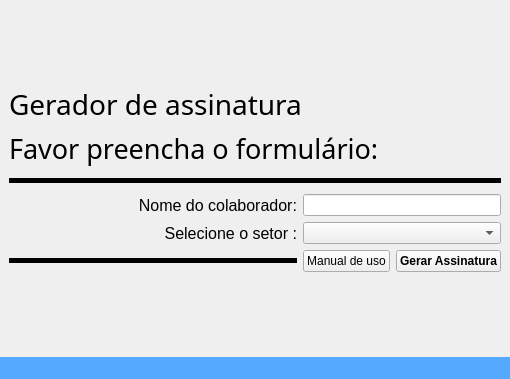
Sl3nc/Assinatura_Auto, file code/src/ui/window_ass.ui: the form before one commit.
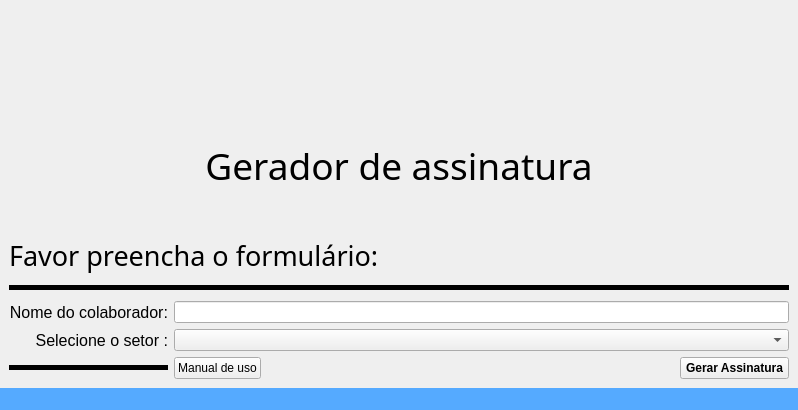
The form after the commit. Icons and pictures are not drawn.

The edit to the form file:
```diff
--- a/code/src/ui/window_ass.ui
+++ b/code/src/ui/window_ass.ui
@@ -6,8 +6,8 @@
    <rect>
     <x>0</x>
     <y>0</y>
-    <width>510</width>
-    <height>379</height>
+    <width>798</width>
+    <height>410</height>
    </rect>
   </property>
   <property name="windowTitle">
@@ -17,7 +17,85 @@
    <layout class="QGridLayout" name="gridLayout_2">
     <item row="0" column="0">
      <layout class="QGridLayout" name="gridLayout">
-      <item row="5" column="2">
+      <item row="7" column="0">
+       <widget class="Line" name="line_2">
+        <property name="minimumSize">
+         <size>
+          <width>0</width>
+          <height>15</height>
+         </size>
+        </property>
+        <property name="maximumSize">
+         <size>
+          <width>16777214</width>
+          <height>16777215</height>
+         </size>
+        </property>
+        <property name="frameShadow">
+         <enum>QFrame::Shadow::Plain</enum>
+        </property>
+        <property name="lineWidth">
+         <number>5</number>
+        </property>
+        <property name="orientation">
+         <enum>Qt::Orientation::Horizontal</enum>
+        </property>
+       </widget>
+      </item>
+      <item row="6" column="1" colspan="2">
+       <widget class="QComboBox" name="comboBox"/>
+      </item>
+      <item row="1" column="0" colspan="3" alignment="">
+       <widget class="QLabel" name="label">
+        <property name="sizePolicy">
+         <sizepolicy hsizetype="Expanding" vsizetype="Maximum">
+          <horstretch>0</horstretch>
+          <verstretch>0</verstretch>
+         </sizepolicy>
+        </property>
+        <property name="font">
+         <font>
+          <family>Arial Rounded MT Bold</family>
+          <pointsize>28</pointsize>
+         </font>
+        </property>
+        <property name="layoutDirection">
+         <enum>Qt::LayoutDirection::LeftToRight</enum>
+        </property>
+        <property name="text">
+         <string>Gerador de assinatura</string>
+        </property>
+        <property name="alignment">
+         <set>Qt::AlignmentFlag::AlignCenter</set>
+        </property>
+       </widget>
+      </item>
+      <item row="4" column="0" colspan="3">
+       <widget class="Line" name="line">
+        <property name="sizePolicy">
+         <sizepolicy hsizetype="Minimum" vsizetype="Fixed">
+          <horstretch>0</horstretch>
+          <verstretch>0</verstretch>
+         </sizepolicy>
+        </property>
+        <property name="minimumSize">
+         <size>
+          <width>0</width>
+          <height>15</height>
+         </size>
+        </property>
+        <property name="frameShadow">
+         <enum>QFrame::Shadow::Plain</enum>
+        </property>
+        <property name="lineWidth">
+         <number>5</number>
+        </property>
+        <property name="orientation">
+         <enum>Qt::Orientation::Horizontal</enum>
+        </property>
+       </widget>
+      </item>
+      <item row="7" column="2">
        <widget class="QPushButton" name="pushButton">
         <property name="sizePolicy">
          <sizepolicy hsizetype="Minimum" vsizetype="Minimum">
@@ -41,79 +119,26 @@
         </property>
        </widget>
       </item>
-      <item row="1" column="0" colspan="3">
-       <widget class="QLabel" name="label_4">
-        <property name="sizePolicy">
-         <sizepolicy hsizetype="Preferred" vsizetype="Maximum">
-          <horstretch>0</horstretch>
-          <verstretch>0</verstretch>
-         </sizepolicy>
-        </property>
-        <property name="font">
-         <font>
-          <family>Tw Cen MT</family>
-          <pointsize>20</pointsize>
-         </font>
-        </property>
-        <property name="text">
-         <string>Favor preencha o formulário:</string>
-        </property>
-        <property name="alignment">
-         <set>Qt::AlignmentFlag::AlignBottom|Qt::AlignmentFlag::AlignLeading|Qt::AlignmentFlag::AlignLeft</set>
-        </property>
-        <property name="margin">
-         <number>0</number>
-        </property>
-       </widget>
-      </item>
-      <item row="3" column="1" colspan="2">
+      <item row="5" column="1" colspan="2">
        <widget class="QLineEdit" name="lineEdit"/>
       </item>
-      <item row="2" column="0" colspan="3">
-       <widget class="Line" name="line">
-        <property name="sizePolicy">
-         <sizepolicy hsizetype="Minimum" vsizetype="Fixed">
-          <horstretch>0</horstretch>
-          <verstretch>0</verstretch>
-         </sizepolicy>
+      <item row="2" column="0">
+       <spacer name="verticalSpacer">
+        <property name="orientation">
+         <enum>Qt::Orientation::Vertical</enum>
         </property>
-        <property name="minimumSize">
+        <property name="sizeType">
+         <enum>QSizePolicy::Policy::Minimum</enum>
+        </property>
+        <property name="sizeHint" stdset="0">
          <size>
-          <width>0</width>
-          <height>15</height>
+          <width>20</width>
+          <height>40</height>
          </size>
         </property>
-        <property name="frameShadow">
-         <enum>QFrame::Shadow::Plain</enum>
-        </property>
-        <property name="lineWidth">
-         <number>5</number>
-        </property>
-        <property name="orientation">
-         <enum>Qt::Orientation::Horizontal</enum>
-        </property>
-       </widget>
+       </spacer>
       </item>
-      <item row="3" column="0">
-       <widget class="QLabel" name="label_2">
-        <property name="font">
-         <font>
-          <family>Arial</family>
-          <pointsize>12</pointsize>
-         </font>
-        </property>
-        <property name="text">
-         <string>Nome do colaborador:</string>
-        </property>
-        <property name="alignment">
-         <set>Qt::AlignmentFlag::AlignRight|Qt::AlignmentFlag::AlignTrailing|Qt::AlignmentFlag::AlignVCenter</set>
-        </property>
-        <property name="margin">
-         <number>5</number>
-        </property>
-       </widget>
-      </item>
-      <item row="4" column="0">
+      <item row="6" column="0">
        <widget class="QLabel" name="label_3">
         <property name="font">
          <font>
@@ -132,10 +157,7 @@
         </property>
        </widget>
       </item>
-      <item row="4" column="1" colspan="2">
-       <widget class="QComboBox" name="comboBox"/>
-      </item>
-      <item row="5" column="1">
+      <item row="7" column="1">
        <widget class="QPushButton" name="pushButton_2">
         <property name="sizePolicy">
          <sizepolicy hsizetype="Fixed" vsizetype="Fixed">
@@ -149,66 +171,101 @@
        </widget>
       </item>
       <item row="5" column="0">
-       <widget class="Line" name="line_2">
-        <property name="minimumSize">
-         <size>
-          <width>0</width>
-          <height>15</height>
-         </size>
+       <widget class="QLabel" name="label_2">
+        <property name="font">
+         <font>
+          <family>Arial</family>
+          <pointsize>12</pointsize>
+         </font>
         </property>
-        <property name="maximumSize">
-         <size>
-          <width>16777214</width>
-          <height>16777215</height>
-         </size>
+        <property name="text">
+         <string>Nome do colaborador:</string>
         </property>
-        <property name="frameShadow">
-         <enum>QFrame::Shadow::Plain</enum>
+        <property name="alignment">
+         <set>Qt::AlignmentFlag::AlignRight|Qt::AlignmentFlag::AlignTrailing|Qt::AlignmentFlag::AlignVCenter</set>
         </property>
-        <property name="lineWidth">
+        <property name="margin">
          <number>5</number>
         </property>
-        <property name="orientation">
-         <enum>Qt::Orientation::Horizontal</enum>
-        </property>
        </widget>
       </item>
-      <item row="0" column="0" colspan="2" alignment="">
-       <widget class="QLabel" name="label">
+      <item row="3" column="0" colspan="3">
+       <widget class="QLabel" name="label_4">
         <property name="sizePolicy">
-         <sizepolicy hsizetype="Expanding" vsizetype="Maximum">
+         <sizepolicy hsizetype="Preferred" vsizetype="Maximum">
           <horstretch>0</horstretch>
           <verstretch>0</verstretch>
          </sizepolicy>
         </property>
         <property name="font">
          <font>
-          <family>Arial Rounded MT Bold</family>
-          <pointsize>21</pointsize>
+          <family>Tw Cen MT</family>
+          <pointsize>20</pointsize>
          </font>
         </property>
         <property name="text">
-         <string>Gerador de assinatura</string>
+         <string>Favor preencha o formulário:</string>
+        </property>
+        <property name="alignment">
+         <set>Qt::AlignmentFlag::AlignBottom|Qt::AlignmentFlag::AlignLeading|Qt::AlignmentFlag::AlignLeft</set>
+        </property>
+        <property name="margin">
+         <number>0</number>
         </property>
        </widget>
       </item>
+      <item row="0" column="0">
+       <spacer name="horizontalSpacer">
+        <property name="orientation">
+         <enum>Qt::Orientation::Horizontal</enum>
+        </property>
+        <property name="sizeType">
+         <enum>QSizePolicy::Policy::Maximum</enum>
+        </property>
+        <property name="sizeHint" stdset="0">
+         <size>
+          <width>40</width>
+          <height>20</height>
+         </size>
+        </property>
+       </spacer>
+      </item>
       <item row="0" column="2">
-       <widget class="QLabel" name="label_5">
-        <property name="sizePolicy">
-         <sizepolicy hsizetype="Preferred" vsizetype="Preferred">
-          <horstretch>0</horstretch>
-          <verstretch>0</verstretch>
-         </sizepolicy>
+       <spacer name="horizontalSpacer_2">
+        <property name="orientation">
+         <enum>Qt::Orientation::Horizontal</enum>
         </property>
-        <property name="maximumSize">
+        <property name="sizeType">
+         <enum>QSizePolicy::Policy::Minimum</enum>
+        </property>
+        <property name="sizeHint" stdset="0">
          <size>
-          <width>100</width>
+          <width>40</width>
+          <height>20</height>
+         </size>
+        </property>
+       </spacer>
+      </item>
+      <item row="0" column="1">
+       <widget class="QLabel" name="logo_hori">
+        <property name="minimumSize">
+         <size>
+          <width>500</width>
           <height>100</height>
          </size>
         </property>
+        <property name="maximumSize">
+         <size>
+          <width>1000</width>
+          <height>200</height>
+         </size>
+        </property>
         <property name="text">
          <string/>
         </property>
+        <property name="textFormat">
+         <enum>Qt::TextFormat::RichText</enum>
+        </property>
         <property name="pixmap">
          <pixmap>../../../../../../Downloads/cps_logo.png</pixmap>
         </property>
```
Left out of the diff: 4 changed lines with no effect on the pictures.
